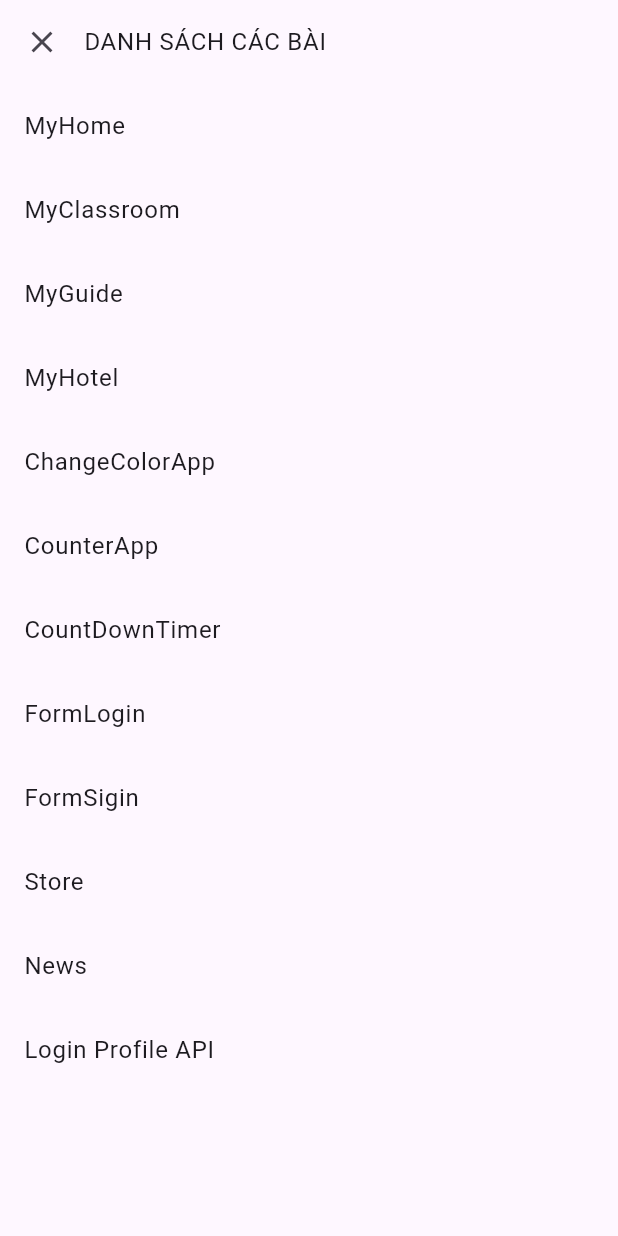
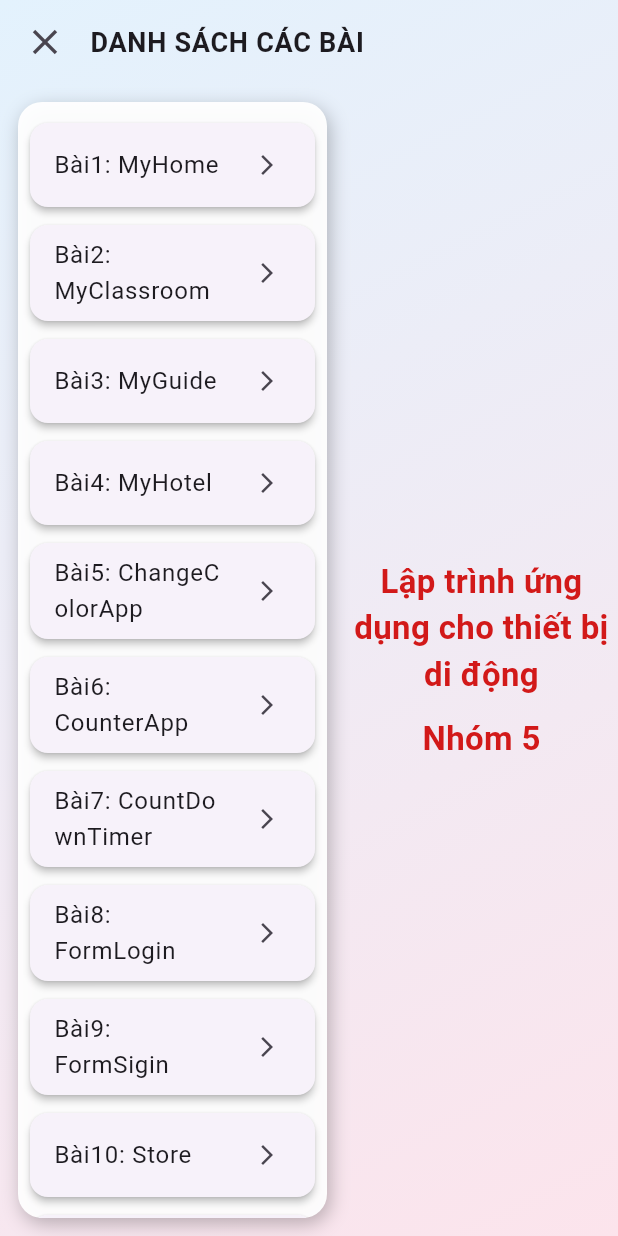
Before and after one commit to hoakhanh09102004/Flutter, a Flutter app: the screen it shows after launch, after a tap on "DANH SÁCH CÁC BÀI", on a phone screen of 412 x 824 dp. Run offline on Flutter 3.47's test engine with Material 3 defaults, Android fonts, the phone set to English and light mode, and no system bars; our stand-ins replace dio.

Commit message:
Update home screen UI with background image and left menu

```diff
--- a/lib/main.dart
+++ b/lib/main.dart
@@ -53,85 +53,143 @@ class HomeScreen extends StatefulWidget {
   const HomeScreen({super.key});
 
   @override
-  // ignore: library_private_types_in_public_api
-  _HomeScreenState createState() => _HomeScreenState();
+  State<HomeScreen> createState() => _HomeScreenState();
 }
 
 class _HomeScreenState extends State<HomeScreen> {
-  bool _isExpanded = false;
+  bool _isExpanded = false;//dong mo menu
 
   @override
-  Widget build(BuildContext context) {
+  Widget build(BuildContext context) {//lay kich thuoc man hinh
+    final width = MediaQuery.of(context).size.width;
+
     return Scaffold(
-      // appBar: AppBar(title: const Text('Menu')),
-      body: Column(
+      body: Stack(//chồng widget
         children: [
-          ListTile(
-            leading: Icon(_isExpanded ? Icons.close : Icons.menu),
-            title: const Text('DANH SÁCH CÁC BÀI'),
+          /// BACKGROUND
+          Container(
+            decoration: const BoxDecoration(
+              gradient: LinearGradient(
+                colors: [
+                  Color(0xffe3f2fd),
+                  Color(0xfffce4ec),
+                ],
+                begin: Alignment.topLeft,
+                end: Alignment.bottomRight,
+              ),
+            ),
+          ),
+
+          /// 📦 CONTENT
+          Column(
+            children: [
+              SafeArea(
+                child: ListTile(
+                  leading: Icon(
+                    _isExpanded ? Icons.close : Icons.menu,
+                    size: 28,
+                  ),
+                  title: const Text(
+                    'DANH SÁCH CÁC BÀI',
+                    style: TextStyle(
+                      fontWeight: FontWeight.bold,
+                      fontSize: 18,
+                    ),
+                  ),
                   onTap: () {
                     setState(() {
                       _isExpanded = !_isExpanded;
                     });
                   },
                 ),
+              ),
+
+              Expanded(
+                child: Row(
+                  children: [
+                    ///  MENU BÊN TRÁI
                     if (_isExpanded)
+                      Container(
+                        width: width * 0.5,
+                        margin: const EdgeInsets.all(12),
+                        decoration: BoxDecoration(
+                          color: Colors.white.withOpacity(0.95),
+                          borderRadius: BorderRadius.circular(16),
+                          boxShadow: const [
+                            BoxShadow(
+                              color: Colors.black26,
+                              blurRadius: 10,
+                              offset: Offset(2, 4),
+                            )
+                          ],
+                        ),
+                        child: ListView(
+                          padding: const EdgeInsets.all(8),
+                          children: [
+                            _menuItem('Bài1: MyHome', '/bai1'),
+                            _menuItem('Bài2: MyClassroom', '/bai2'),
+                            _menuItem('Bài3: MyGuide', '/bai3'),
+                            _menuItem('Bài4: MyHotel', '/bai4'),
+                            _menuItem('Bài5: ChangeColorApp', '/bai5'),
+                            _menuItem('Bài6: CounterApp', '/bai6'),
+                            _menuItem('Bài7: CountDownTimer', '/bai7'),
+                            _menuItem('Bài8: FormLogin', '/bai8'),
+                            _menuItem('Bài9: FormSigin', '/bai9'),
+                            _menuItem('Bài10: Store', '/bai10'),
+                            _menuItem('Bài11: News', '/bai11'),
+                            _menuItem('Bài12: Login Profile API', '/bai12'),
+                          ],
+                        ),
+                      ),
+
+                    /// 👉 PHẦN BÊN PHẢI (có thể để trống / sau này thêm nội dung)
                     Expanded(
-              child: ListView(
+                      child: Center(
+                        child: Column(
+                          mainAxisSize: MainAxisSize.min,
                             children: [
-                  ListTile(
-                    title: const Text('MyHome'),
-                    onTap: () => Navigator.pushNamed(context, '/bai1'),
+                              Text(
+                                'Lập trình ứng dụng cho thiết bị di động',
+                                textAlign: TextAlign.center,
+                                style: TextStyle(
+                                  fontSize: 22,
+                                  fontWeight: FontWeight.bold,
+                                  color: const Color.fromARGB(255, 210, 25, 25),
                                 ),
-                  ListTile(
-                    title: const Text('MyClassroom'),
-                    onTap: () => Navigator.pushNamed(context, '/bai2'),
                               ),
-                  ListTile(
-                    title: const Text('MyGuide'),
-                    onTap: () => Navigator.pushNamed(context, '/bai3'),
+                              const SizedBox(height: 12),
+                              Text(
+                                'Nhóm 5',
+                                style: TextStyle(
+                                  fontSize: 22,
+                                  fontWeight: FontWeight.bold,
+                                  color: const Color.fromARGB(255, 210, 25, 25),
                                 ),
-                  ListTile(
-                    title: const Text('MyHotel'),
-                    onTap: () => Navigator.pushNamed(context, '/bai4'),
                               ),
-                  ListTile(
-                    title: const Text('ChangeColorApp'),
-                    onTap: () => Navigator.pushNamed(context, '/bai5'),
+                            ],
                         ),
-                  ListTile(
-                    title: const Text('CounterApp'),
-                    onTap: () => Navigator.pushNamed(context, '/bai6'),
                       ),
-                  ListTile(
-                    title: const Text('CountDownTimer'),
-                    onTap: () => Navigator.pushNamed(context, '/bai7'),
-                  ),
-                  ListTile(
-                    title: const Text('FormLogin'),
-                    onTap: () => Navigator.pushNamed(context, '/bai8'),
-                  ),
-                  ListTile(
-                    title: const Text('FormSigin'),
-                    onTap: () => Navigator.pushNamed(context, '/bai9'),
-                  ),
-                  ListTile(
-                    title: const Text('Store'),
-                    onTap: () => Navigator.pushNamed(context, '/bai10'),
-                  ),
-                  ListTile(
-                    title: const Text('News'),
-                    onTap: () => Navigator.pushNamed(context, '/bai11'),
-                  ),
-                  ListTile(
-                    title: const Text('Login Profile API'),
-                    onTap: () => Navigator.pushNamed(context, '/bai12'),
                     ),
                   ],
                 ),
               ),
             ],
           ),
+        ],
+      ),
+    );
+  }
+
+  /// 🔹 Widget menu item
+  Widget _menuItem(String title, String route) {
+    return Card(
+      elevation: 2,
+      margin: const EdgeInsets.symmetric(vertical: 6),
+      child: ListTile(
+        title: Text(title),
+        trailing: const Icon(Icons.arrow_forward_ios, size: 16),
+        onTap: () => Navigator.pushNamed(context, route),
+      ),
     );
   }
 }
```
Lines whose indentation alone changed are shown as unchanged.
